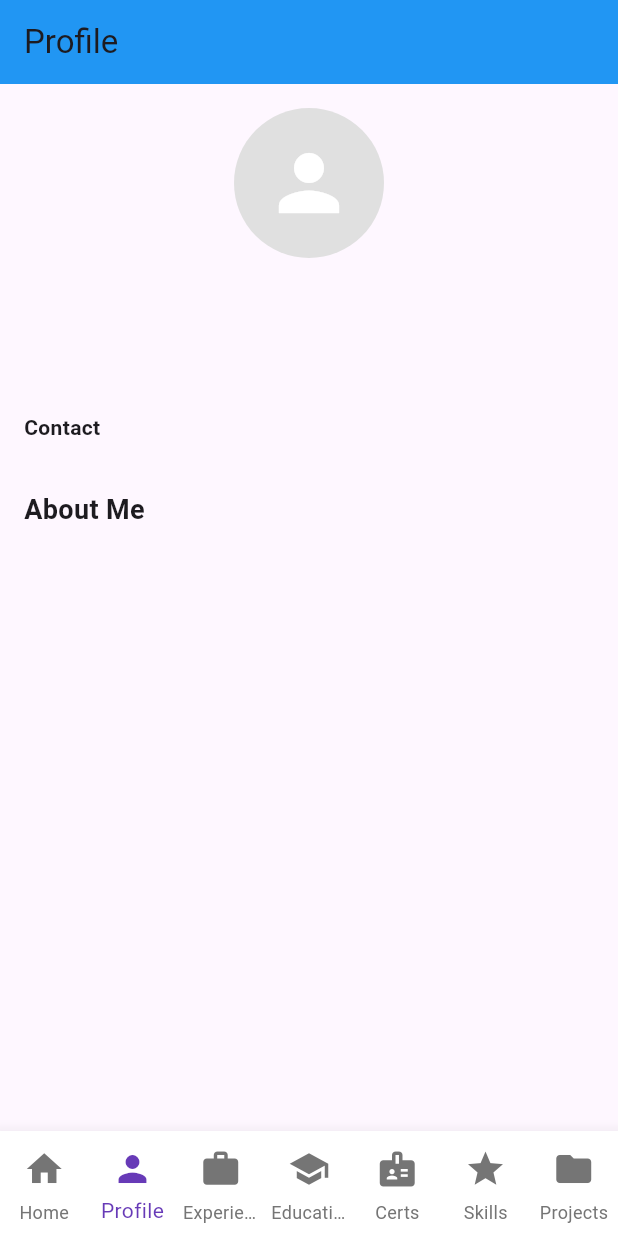
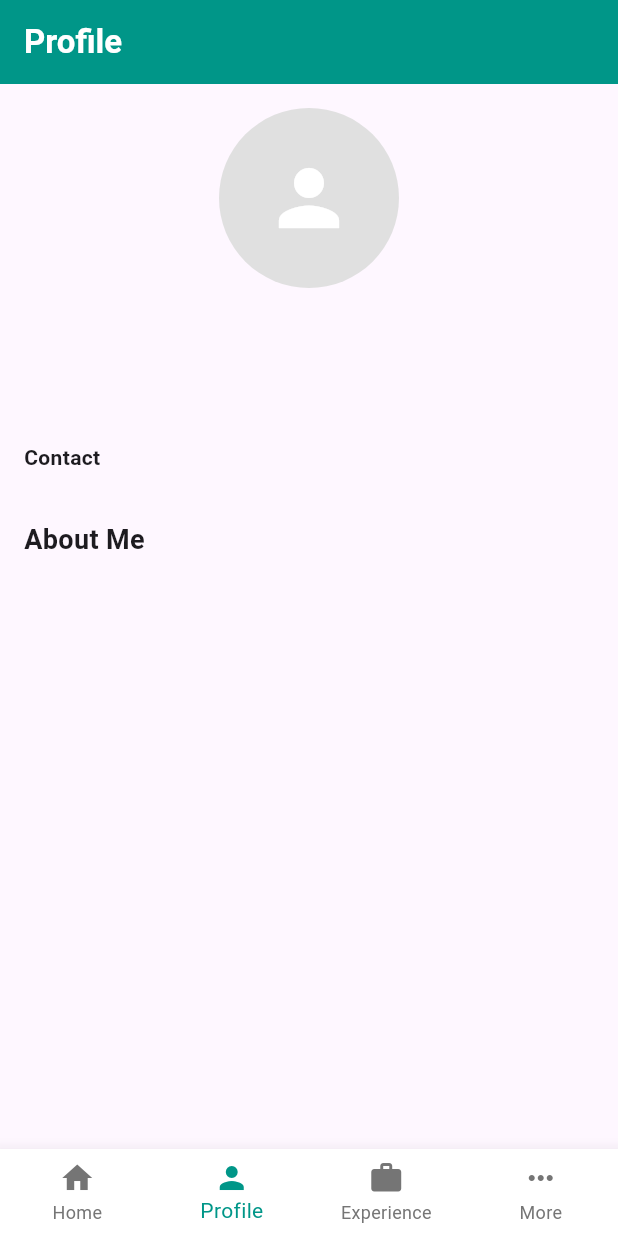
Before and after one commit to aakashchamola/multiportfolio, a Flutter app: the screen it shows after launch, item 2 of the bottom bar chosen, on a phone screen of 412 x 824 dp. Run offline on Flutter 3.47's test engine with Material 3 defaults, Android fonts, the phone set to English and light mode, and no system bars; our stand-ins replace firebase_core, firebase_remote_config, flutter_staggered_animations, get; accounts and stored records are empty.

Commit message:
ui improvement

```diff
--- a/lib/features/screens/profile_screen.dart
+++ b/lib/features/screens/profile_screen.dart
@@ -11,9 +11,7 @@ class ProfileScreen extends StatelessWidget {
     super.key,
   });
   void _launchURL(String url) async {
-    if (await canLaunchUrl(Uri.parse(url))) {
-      await launchUrl(Uri.parse(url));
-    }
+    await launchUrl(Uri.parse(url));
   }
 
   @override
@@ -23,8 +21,14 @@ class ProfileScreen extends StatelessWidget {
     double padding = Sizing.adaptivePadding(context);
     return Scaffold(
       appBar: AppBar(
-        title: const Text('Profile'),
-        backgroundColor: Colors.blue,
+        title: const Text(
+          'Profile',
+          style: TextStyle(
+            fontWeight: FontWeight.bold,
+            color: Colors.white,
+          ),
+        ),
+        backgroundColor: Colors.teal,
       ),
       body: Padding(
         padding: EdgeInsets.all(padding),
@@ -43,28 +47,28 @@ class ProfileScreen extends StatelessWidget {
                         ? Image.network(
                             profile.image,
                             width: Sizing.isDesktop(context)
-                                ? 150
+                                ? 160
                                 : Sizing.isTablet(context)
-                                    ? 120
-                                    : 100,
+                                    ? 130
+                                    : 120,
                             height: Sizing.isDesktop(context)
-                                ? 150
+                                ? 160
                                 : Sizing.isTablet(context)
-                                    ? 120
-                                    : 100,
+                                    ? 130
+                                    : 120,
                             fit: BoxFit.cover,
                           )
                         : Container(
                             width: Sizing.isDesktop(context)
-                                ? 150
+                                ? 160
                                 : Sizing.isTablet(context)
-                                    ? 120
-                                    : 100,
+                                    ? 130
+                                    : 120,
                             height: Sizing.isDesktop(context)
-                                ? 150
+                                ? 160
                                 : Sizing.isTablet(context)
-                                    ? 120
-                                    : 100,
+                                    ? 130
+                                    : 120,
                             color: Colors.grey.shade300,
                             child: const Icon(
                               Icons.person,
@@ -92,10 +96,10 @@ class ProfileScreen extends StatelessWidget {
                   profile.title,
                   style: TextStyle(
                     fontSize: Sizing.isDesktop(context)
-                        ? 24
+                        ? 26
                         : Sizing.isTablet(context)
-                            ? 18
-                            : 14,
+                            ? 20
+                            : 15,
                     color: Colors.black54,
                     fontStyle: FontStyle.italic,
                   ),
@@ -145,12 +149,13 @@ class ProfileScreen extends StatelessWidget {
     );
 
     TextStyle valueStyle = TextStyle(
+      fontWeight: FontWeight.bold,
       fontSize: Sizing.isDesktop(context)
-          ? 18
+          ? 24
           : Sizing.isTablet(context)
-              ? 14
-              : 12,
-      color: Colors.blue[700],
+              ? 18
+              : 14,
+      color: Colors.teal[700],
     );
 
     return Column(
--- a/lib/features/wIdgets/navigation_widget.dart
+++ b/lib/features/wIdgets/navigation_widget.dart
@@ -66,12 +66,55 @@ class NavigationWidget extends StatelessWidget {
     );
   }
 
+  void _showMoreModal(BuildContext context) {
+    showModalBottomSheet(
+      context: context,
+      shape: const RoundedRectangleBorder(
+        borderRadius: BorderRadius.vertical(top: Radius.circular(20)),
+      ),
+      builder: (context) => Padding(
+        padding: const EdgeInsets.all(16.0),
+        child: Column(
+          mainAxisSize: MainAxisSize.min,
+          children: [
+            ListTile(
+              leading: const Icon(Icons.school),
+              title: const Text('Education'),
+              onTap: () => {onItemSelected(3), Navigator.pop(context)},
+            ),
+            ListTile(
+              leading: const Icon(Icons.folder),
+              title: const Text('Projects'),
+              onTap: () => {onItemSelected(6), Navigator.pop(context)},
+            ),
+            ListTile(
+              leading: const Icon(Icons.badge),
+              title: const Text('Certifications'),
+              onTap: () => {onItemSelected(4), Navigator.pop(context)},
+            ),
+            ListTile(
+              leading: const Icon(Icons.star),
+              title: const Text('Skills'),
+              onTap: () => {onItemSelected(5), Navigator.pop(context)},
+            ),
+          ],
+        ),
+      ),
+    );
+  }
+
   Widget _buildBottomNavigationBar(BuildContext context) {
     return BottomNavigationBar(
-      currentIndex: selectedIndex,
-      onTap: onItemSelected,
+      currentIndex: selectedIndex > 3 ? 3 : selectedIndex,
+      onTap: (index) {
+        if (index == 3) {
+          _showMoreModal(context);
+        } else if (index < 3) {
+          onItemSelected(index);
+        }
+      },
       backgroundColor: Colors.white,
-      selectedItemColor: Colors.deepPurple,
+      selectedItemColor: Colors.teal,
       unselectedItemColor: Colors.grey.shade600,
       selectedFontSize: 14,
       unselectedFontSize: 12,
@@ -79,53 +122,20 @@ class NavigationWidget extends StatelessWidget {
       elevation: 10,
       items: const [
         BottomNavigationBarItem(
-          icon: Padding(
-            padding: EdgeInsets.symmetric(vertical: 4.0),
-            child: Icon(Icons.home, size: 28),
-          ),
+          icon: Icon(Icons.home),
           label: 'Home',
         ),
         BottomNavigationBarItem(
-          icon: Padding(
-            padding: EdgeInsets.symmetric(vertical: 4.0),
-            child: Icon(Icons.person, size: 28),
-          ),
+          icon: Icon(Icons.person),
           label: 'Profile',
         ),
         BottomNavigationBarItem(
-          icon: Padding(
-            padding: EdgeInsets.symmetric(vertical: 4.0),
-            child: Icon(Icons.work, size: 28),
-          ),
+          icon: Icon(Icons.work),
           label: 'Experience',
         ),
         BottomNavigationBarItem(
-          icon: Padding(
-            padding: EdgeInsets.symmetric(vertical: 4.0),
-            child: Icon(Icons.school, size: 28),
-          ),
-          label: 'Education',
-        ),
-        BottomNavigationBarItem(
-          icon: Padding(
-            padding: EdgeInsets.symmetric(vertical: 4.0),
-            child: Icon(Icons.badge, size: 28),
-          ),
-          label: 'Certs',
-        ),
-        BottomNavigationBarItem(
-          icon: Padding(
-            padding: EdgeInsets.symmetric(vertical: 4.0),
-            child: Icon(Icons.star, size: 28),
-          ),
-          label: 'Skills',
-        ),
-        BottomNavigationBarItem(
-          icon: Padding(
-            padding: EdgeInsets.symmetric(vertical: 4.0),
-            child: Icon(Icons.folder, size: 28),
-          ),
-          label: 'Projects',
+          icon: Icon(Icons.more_horiz),
+          label: 'More',
         ),
       ],
     );
```
Also changed, not shown: lib/features/screens/certification_screen.dart (+17 -5 lines), lib/features/screens/education_screen.dart (+8 -2 lines), lib/features/screens/experience_screen.dart (+8 -2 lines), lib/features/screens/home_screen.dart (+4 -4 lines), lib/features/screens/projects_screen.dart (+9 -5 lines), lib/features/screens/skills_screen.dart (+14 -6 lines), 4 other files.
